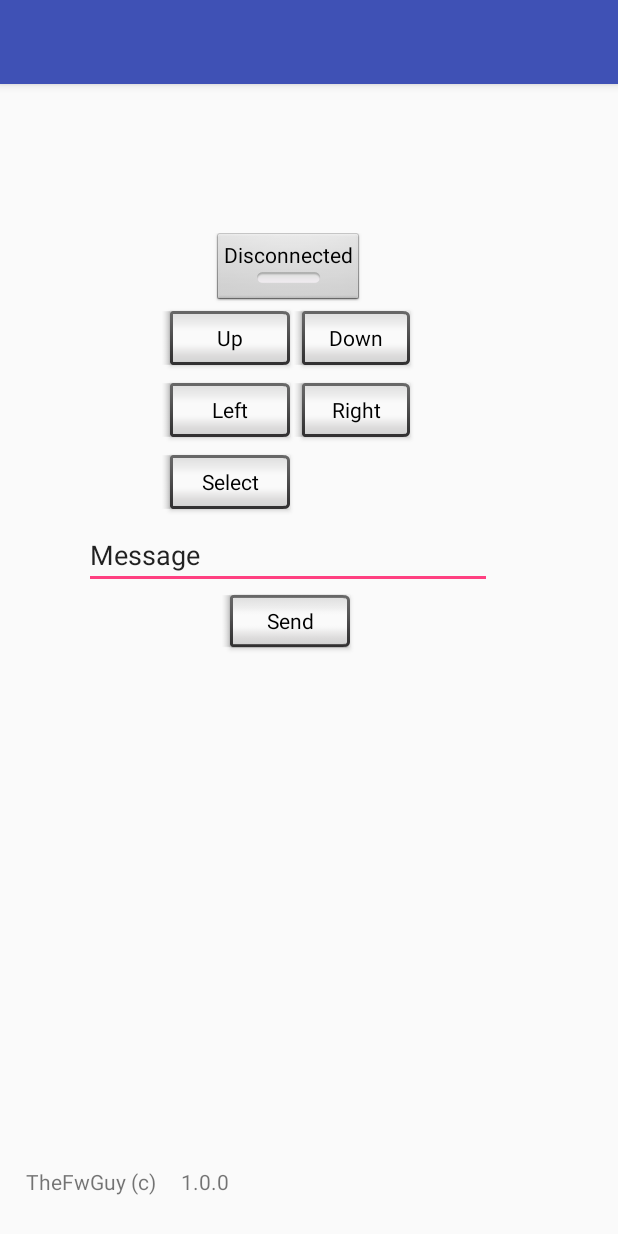
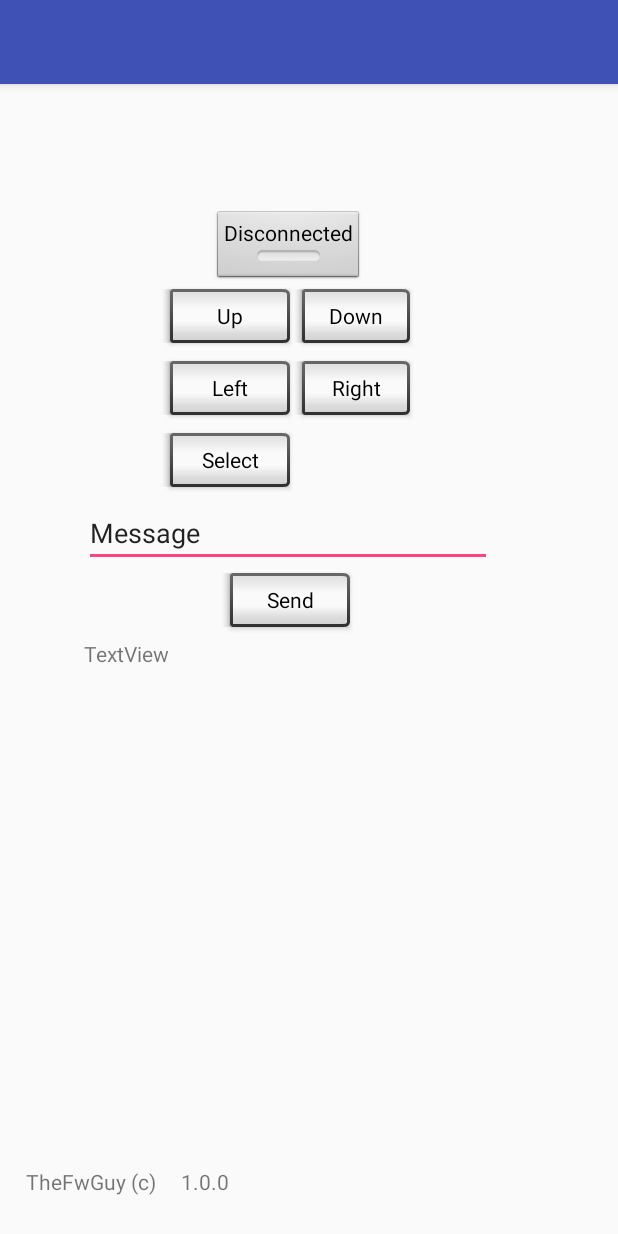
Before and after one commit to TheFwGuy/BLtest, an Android app: the layout activity_main.xml on its own in the app's theme, with its tools: preview values and no code run, on a phone screen of 412 x 824 dp. Run offline under Robolectric (Android 15) with nearby library versions, the phone set to English and light mode, and no system bars.

Commit message:
start to built some activity - showing info messages

```diff
--- a/app/src/main/res/layout/activity_main.xml
+++ b/app/src/main/res/layout/activity_main.xml
@@ -16,7 +16,7 @@
 
         <LinearLayout
             android:layout_width="272dp"
-            android:layout_height="284dp"
+            android:layout_height="349dp"
             android:layout_marginBottom="145dp"
             android:layout_marginEnd="56dp"
             android:layout_marginStart="56dp"
```
